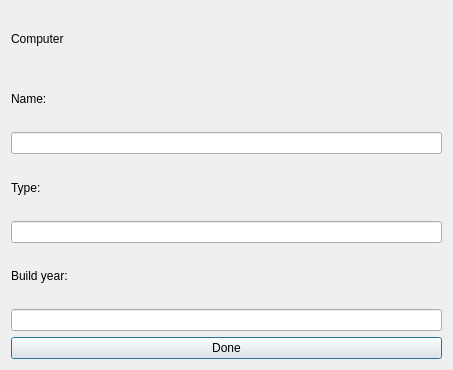
Above: computersdialog.ui from maggawaage/skil3 before the change. Below: the same form after it.
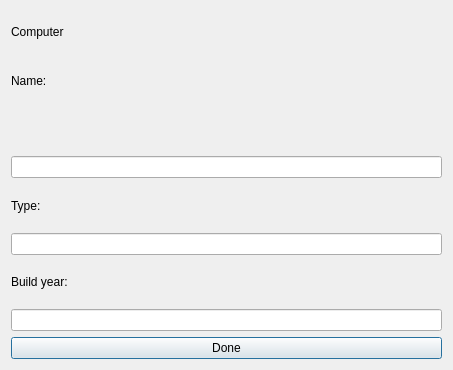
That is the form after the change.

The edit to the form file:
```diff
--- a/computersdialog.ui
+++ b/computersdialog.ui
@@ -32,6 +32,13 @@
      </property>
     </widget>
    </item>
+   <item>
+    <widget class="QLabel" name="labelErrorComputerBY">
+     <property name="text">
+      <string/>
+     </property>
+    </widget>
+   </item>
    <item>
     <widget class="QLineEdit" name="inputCName">
      <property name="text">
@@ -88,19 +95,6 @@
     <string/>
    </property>
   </widget>
-  <widget class="QLabel" name="labelErrorComputerBY">
-   <property name="geometry">
-    <rect>
-     <x>110</x>
-     <y>210</y>
-     <width>261</width>
-     <height>16</height>
-    </rect>
-   </property>
-   <property name="text">
-    <string/>
-   </property>
-  </widget>
   <widget class="QLabel" name="labelErrorComputerName">
    <property name="geometry">
     <rect>
```
